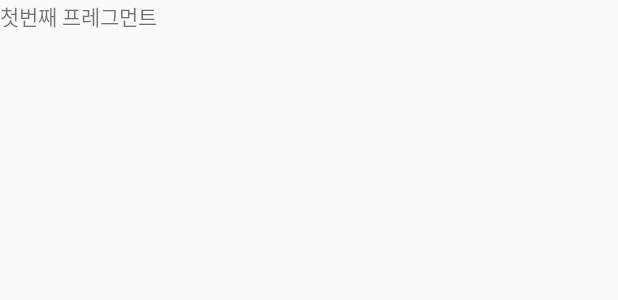
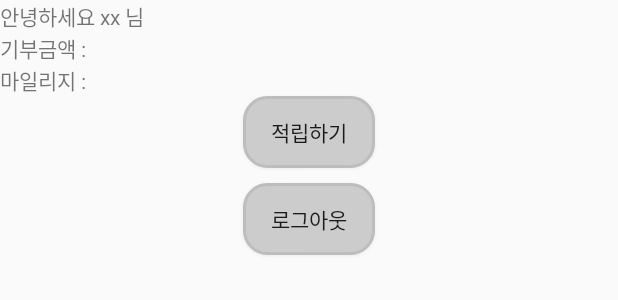
Before and after one commit to DongSu-Park/IoTDonationPiggyBank, an Android app: the layout fragment1.xml on its own in the app's theme, with its tools: preview values and no code run, on a phone screen of 412 x 824 dp. Shown: the top 300 px of the screen. Run offline under Robolectric (Android 15) with nearby library versions, the phone set to English and light mode, and no system bars.

Commit message:
메인화면 로그인 유저 파이어베이스 통신 성공

```diff
--- a/app/src/main/res/layout/fragment1.xml
+++ b/app/src/main/res/layout/fragment1.xml
@@ -1,13 +1,43 @@
 <?xml version="1.0" encoding="utf-8"?>
 <LinearLayout xmlns:android="http://schemas.android.com/apk/res/android"
+    xmlns:app="http://schemas.android.com/apk/res-auto"
     xmlns:tools="http://schemas.android.com/tools"
     android:layout_width="match_parent"
     android:layout_height="match_parent"
     android:orientation="vertical">
 
     <TextView
-        android:id="@+id/textView4"
+        android:id="@+id/tv_welcome_nickname"
         android:layout_width="match_parent"
         android:layout_height="wrap_content"
-        android:text="첫번째 프레그먼트" />
+        android:text="안녕하세요 xx 님" />
+
+    <TextView
+        android:id="@+id/tv_donation_check"
+        android:layout_width="match_parent"
+        android:layout_height="wrap_content"
+        android:text="기부금액 : " />
+
+    <TextView
+        android:id="@+id/tv_mileage_check"
+        android:layout_width="match_parent"
+        android:layout_height="wrap_content"
+        android:text="마일리지 :" />
+
+    <Button
+        android:id="@+id/btn_gotoNFC"
+        android:layout_width="wrap_content"
+        android:layout_height="wrap_content"
+        android:layout_gravity="center"
+        android:layout_marginBottom="10dp"
+        android:background="@drawable/btnround"
+        android:text="적립하기" />
+
+    <Button
+        android:id="@+id/btn_logout"
+        android:layout_width="wrap_content"
+        android:layout_height="wrap_content"
+        android:layout_gravity="center"
+        android:background="@drawable/btnround"
+        android:text="로그아웃" />
 </LinearLayout>
```
Also changed, not shown: app/src/main/AndroidManifest.xml (+3 -4 lines), app/src/main/java/com/flore/iotdonationpiggybank/Fragment1.java (+79 -0 lines), app/src/main/java/com/flore/iotdonationpiggybank/MainActivity.java (+0 -11 lines), app/src/main/java/com/flore/iotdonationpiggybank/myUser.java (added, +67 -0 lines).
